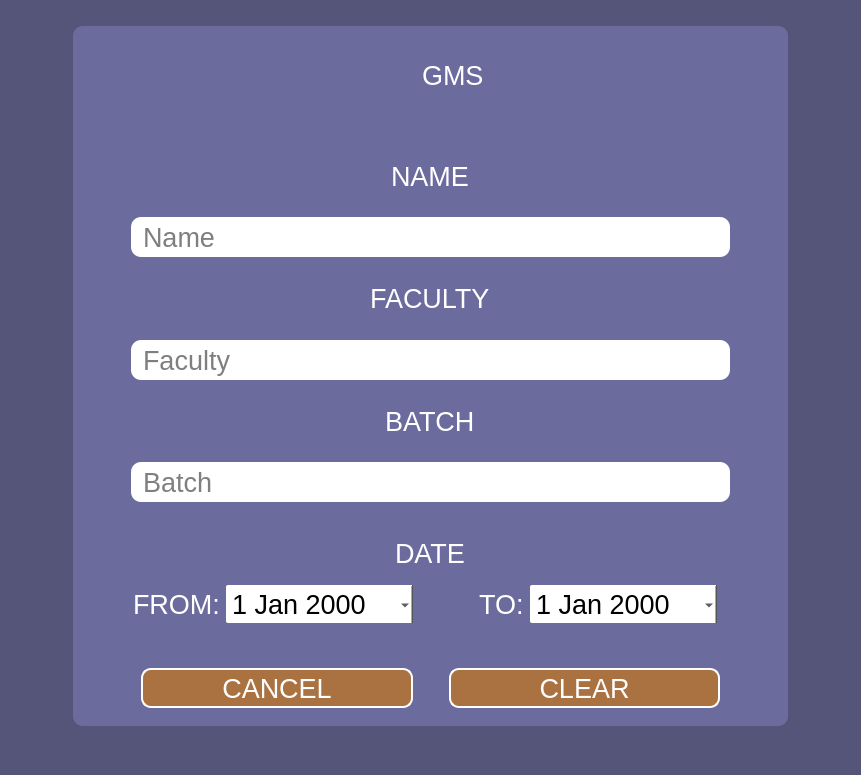
Qt form cancel_page.ui (Xen00n/GMS) before a commit.
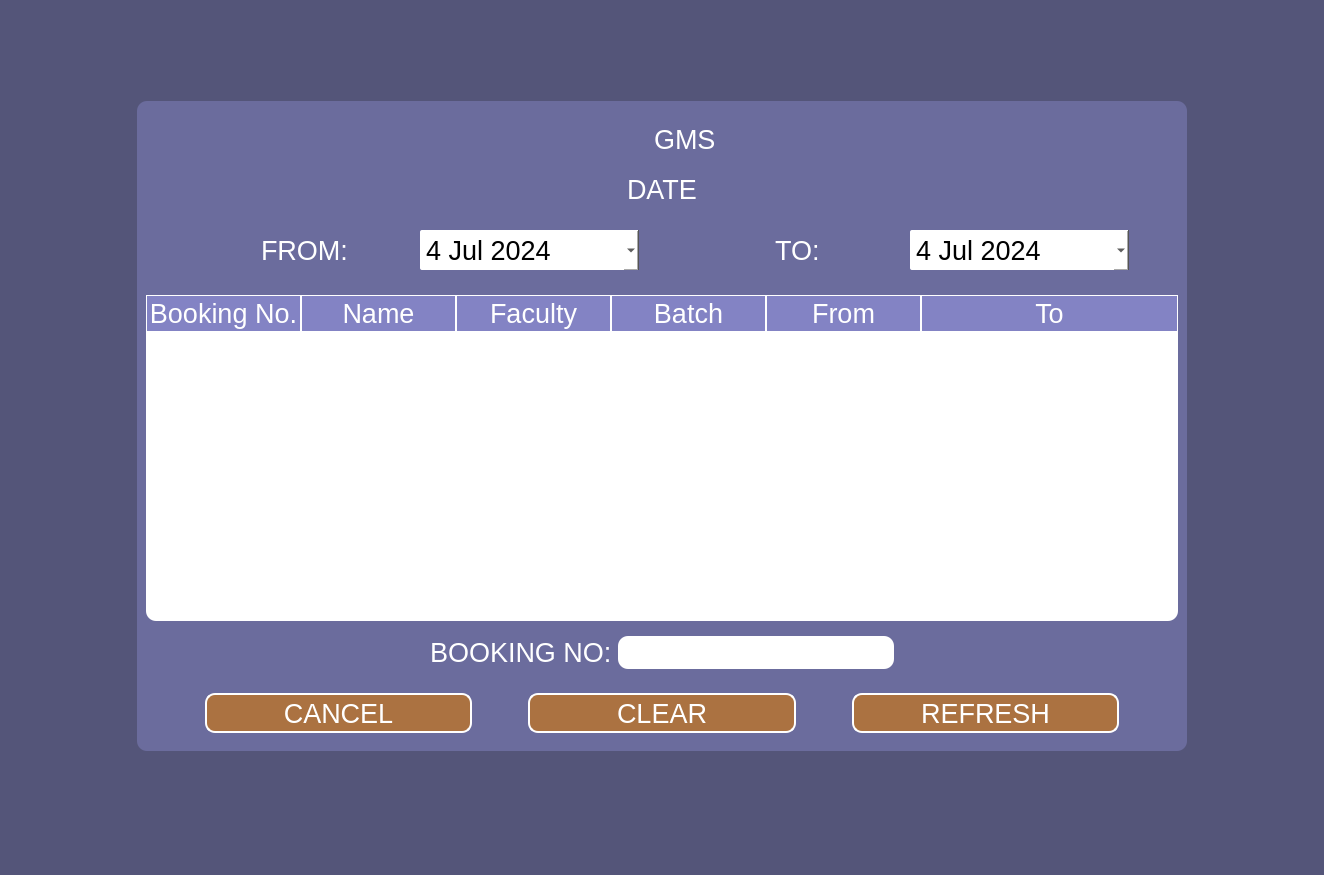
The same form after that commit. Icons and pictures are not drawn.

Commit message: ui cancel rambha

```diff
--- a/cancel_page.ui
+++ b/cancel_page.ui
@@ -6,8 +6,8 @@
    <rect>
     <x>0</x>
     <y>0</y>
-    <width>861</width>
-    <height>775</height>
+    <width>1324</width>
+    <height>875</height>
    </rect>
   </property>
   <property name="windowTitle">
@@ -21,21 +21,21 @@
     <item alignment="Qt::AlignHCenter|Qt::AlignVCenter">
      <widget class="QFrame" name="frame">
       <property name="sizePolicy">
-       <sizepolicy hsizetype="Fixed" vsizetype="Fixed">
+       <sizepolicy hsizetype="Maximum" vsizetype="Expanding">
         <horstretch>0</horstretch>
         <verstretch>0</verstretch>
        </sizepolicy>
       </property>
       <property name="minimumSize">
        <size>
-        <width>700</width>
-        <height>700</height>
+        <width>1050</width>
+        <height>650</height>
        </size>
       </property>
       <property name="maximumSize">
        <size>
-        <width>1200</width>
-        <height>1200</height>
+        <width>16777215</width>
+        <height>16777215</height>
        </size>
       </property>
       <property name="styleSheet">
@@ -56,12 +56,6 @@
       <layout class="QVBoxLayout" name="verticalLayout_2">
        <item alignment="Qt::AlignHCenter">
         <widget class="QFrame" name="frame_4">
-         <property name="minimumSize">
-          <size>
-           <width>0</width>
-           <height>80</height>
-          </size>
-         </property>
          <property name="styleSheet">
           <string notr="true">border: solid;
 border-width: 0px;
@@ -122,284 +116,10 @@
          </layout>
         </widget>
        </item>
-       <item>
-        <spacer name="verticalSpacer_2">
-         <property name="orientation">
-          <enum>Qt::Vertical</enum>
-         </property>
-         <property name="sizeType">
-          <enum>QSizePolicy::Fixed</enum>
-         </property>
-         <property name="sizeHint" stdset="0">
-          <size>
-           <width>20</width>
-           <height>29</height>
-          </size>
-         </property>
-        </spacer>
-       </item>
-       <item alignment="Qt::AlignHCenter">
-        <widget class="QLabel" name="_name">
-         <property name="styleSheet">
-          <string notr="true">color :rgb(255, 255, 255);
-font: 26pt &quot;Arial&quot;;</string>
-         </property>
-         <property name="text">
-          <string>NAME</string>
-         </property>
-         <property name="scaledContents">
-          <bool>false</bool>
-         </property>
-        </widget>
-       </item>
-       <item>
-        <widget class="QFrame" name="frame_5">
-         <property name="styleSheet">
-          <string notr="true">font-size:20pt;
-font: &quot;Arial&quot;;
-color: rgb(255, 255, 255);
-border: solid;
-border-width: 0px;
-border-radius: 10px;
-background-color:rgb(107, 108, 157);</string>
-         </property>
-         <property name="frameShape">
-          <enum>QFrame::StyledPanel</enum>
-         </property>
-         <property name="frameShadow">
-          <enum>QFrame::Raised</enum>
-         </property>
-         <layout class="QHBoxLayout" name="horizontalLayout_4">
-          <item>
-           <spacer name="horizontalSpacer_9">
-            <property name="orientation">
-             <enum>Qt::Horizontal</enum>
-            </property>
-            <property name="sizeType">
-             <enum>QSizePolicy::Fixed</enum>
-            </property>
-            <property name="sizeHint" stdset="0">
-             <size>
-              <width>40</width>
-              <height>20</height>
-             </size>
-            </property>
-           </spacer>
-          </item>
-          <item>
-           <widget class="QLineEdit" name="text_name">
-            <property name="minimumSize">
-             <size>
-              <width>0</width>
-              <height>40</height>
-             </size>
-            </property>
-            <property name="styleSheet">
-             <string notr="true">border-radius: 10px;
-background-color:white;
-color: rgb(0, 0, 0);
-padding-left:10px;
-font: 16px &quot;Arial&quot;;</string>
-            </property>
-            <property name="placeholderText">
-             <string>Name</string>
-            </property>
-           </widget>
-          </item>
-          <item>
-           <spacer name="horizontalSpacer_8">
-            <property name="orientation">
-             <enum>Qt::Horizontal</enum>
-            </property>
-            <property name="sizeType">
-             <enum>QSizePolicy::Fixed</enum>
-            </property>
-            <property name="sizeHint" stdset="0">
-             <size>
-              <width>40</width>
-              <height>20</height>
-             </size>
-            </property>
-           </spacer>
-          </item>
-         </layout>
-        </widget>
-       </item>
-       <item alignment="Qt::AlignHCenter">
-        <widget class="QLabel" name="_faculty">
-         <property name="styleSheet">
-          <string notr="true">font: 26pt &quot;Arial&quot;;</string>
-         </property>
-         <property name="text">
-          <string>FACULTY</string>
-         </property>
-        </widget>
-       </item>
-       <item>
-        <widget class="QFrame" name="frame_6">
-         <property name="styleSheet">
-          <string notr="true">font-size:20pt;
-font: &quot;Arial&quot;;
-color: rgb(255, 255, 255);
-border: solid;
-border-width: 0px;
-border-radius: 10px;
-background-color:rgb(107, 108, 157);</string>
-         </property>
-         <property name="frameShape">
-          <enum>QFrame::StyledPanel</enum>
-         </property>
-         <property name="frameShadow">
-          <enum>QFrame::Raised</enum>
-         </property>
-         <layout class="QHBoxLayout" name="horizontalLayout_5">
-          <item>
-           <spacer name="horizontalSpacer_11">
-            <property name="orientation">
-             <enum>Qt::Horizontal</enum>
-            </property>
-            <property name="sizeType">
-             <enum>QSizePolicy::Fixed</enum>
-            </property>
-            <property name="sizeHint" stdset="0">
-             <size>
-              <width>40</width>
-              <height>20</height>
-             </size>
-            </property>
-           </spacer>
-          </item>
-          <item>
-           <widget class="QLineEdit" name="text_faculty">
-            <property name="minimumSize">
-             <size>
-              <width>0</width>
-              <height>40</height>
-             </size>
-            </property>
-            <property name="styleSheet">
-             <string notr="true">border-radius: 10px;
-background-color:white;
-color: rgb(0, 0, 0);
-padding-left:10px;
-font: 16px &quot;Arial&quot;;</string>
-            </property>
-            <property name="placeholderText">
-             <string>Faculty</string>
-            </property>
-           </widget>
-          </item>
-          <item>
-           <spacer name="horizontalSpacer_10">
-            <property name="orientation">
-             <enum>Qt::Horizontal</enum>
-            </property>
-            <property name="sizeType">
-             <enum>QSizePolicy::Fixed</enum>
-            </property>
-            <property name="sizeHint" stdset="0">
-             <size>
-              <width>40</width>
-              <height>20</height>
-             </size>
-            </property>
-           </spacer>
-          </item>
-         </layout>
-        </widget>
-       </item>
-       <item alignment="Qt::AlignHCenter">
-        <widget class="QLabel" name="label_6">
-         <property name="styleSheet">
-          <string notr="true">font: 26pt &quot;Arial&quot;;</string>
-         </property>
-         <property name="text">
-          <string>BATCH</string>
-         </property>
-         <property name="margin">
-          <number>1</number>
-         </property>
-        </widget>
-       </item>
-       <item>
-        <widget class="QFrame" name="frame_7">
-         <property name="styleSheet">
-          <string notr="true">font-size:20pt;
-font: &quot;Arial&quot;;
-color: rgb(255, 255, 255);
-border: solid;
-border-width: 0px;
-border-radius: 10px;
-background-color:rgb(107, 108, 157);</string>
-         </property>
-         <property name="frameShape">
-          <enum>QFrame::StyledPanel</enum>
-         </property>
-         <property name="frameShadow">
-          <enum>QFrame::Raised</enum>
-         </property>
-         <layout class="QHBoxLayout" name="horizontalLayout_6">
-          <item>
-           <spacer name="horizontalSpacer_12">
-            <property name="orientation">
-             <enum>Qt::Horizontal</enum>
-            </property>
-            <property name="sizeType">
-             <enum>QSizePolicy::Fixed</enum>
-            </property>
-            <property name="sizeHint" stdset="0">
-             <size>
-              <width>40</width>
-              <height>20</height>
-             </size>
-            </property>
-           </spacer>
-          </item>
-          <item>
-           <widget class="QLineEdit" name="text_batch">
-            <property name="minimumSize">
-             <size>
-              <width>0</width>
-              <height>40</height>
-             </size>
-            </property>
-            <property name="styleSheet">
-             <string notr="true">border-radius: 10px;
-background-color:white;
-color: rgb(0, 0, 0);
-padding-left:10px;
-font: 16px &quot;Arial&quot;;
-</string>
-            </property>
-            <property name="placeholderText">
-             <string>Batch</string>
-            </property>
-           </widget>
-          </item>
-          <item>
-           <spacer name="horizontalSpacer_13">
-            <property name="orientation">
-             <enum>Qt::Horizontal</enum>
-            </property>
-            <property name="sizeType">
-             <enum>QSizePolicy::Fixed</enum>
-            </property>
-            <property name="sizeHint" stdset="0">
-             <size>
-              <width>40</width>
-              <height>20</height>
-             </size>
-            </property>
-           </spacer>
-          </item>
-         </layout>
-        </widget>
-       </item>
        <item alignment="Qt::AlignHCenter">
         <widget class="QLabel" name="label_3">
          <property name="styleSheet">
-          <string notr="true">padding-top: 20px;
-font: 26pt &quot;Arial&quot;;</string>
+          <string notr="true">font: 26pt &quot;Arial&quot;;</string>
          </property>
          <property name="text">
           <string>DATE</string>
@@ -421,14 +141,8 @@
           <enum>QFrame::Raised</enum>
          </property>
          <layout class="QHBoxLayout" name="horizontalLayout">
-          <property name="leftMargin">
-           <number>1</number>
-          </property>
-          <property name="rightMargin">
-           <number>12</number>
-          </property>
           <item>
-           <spacer name="horizontalSpacer_2">
+           <spacer name="horizontalSpacer">
             <property name="orientation">
              <enum>Qt::Horizontal</enum>
             </property>
@@ -437,7 +151,7 @@
             </property>
             <property name="sizeHint" stdset="0">
              <size>
-              <width>50</width>
+              <width>40</width>
               <height>20</height>
              </size>
             </property>
@@ -448,13 +162,7 @@
             <property name="minimumSize">
              <size>
               <width>0</width>
-              <height>40</height>
-             </size>
-            </property>
-            <property name="maximumSize">
-             <size>
-              <width>16777215</width>
-              <height>40</height>
+              <height>60</height>
              </size>
             </property>
             <property name="text">
@@ -464,6 +172,12 @@
           </item>
           <item>
            <widget class="QDateEdit" name="date_from">
+            <property name="minimumSize">
+             <size>
+              <width>0</width>
+              <height>40</height>
+             </size>
+            </property>
             <property name="styleSheet">
              <string notr="true">QDateEdit { 
 border: 0px solid gray; 
@@ -485,10 +199,17 @@
             <property name="calendarPopup">
              <bool>true</bool>
             </property>
+            <property name="date">
+             <date>
+              <year>2024</year>
+              <month>7</month>
+              <day>4</day>
+             </date>
+            </property>
            </widget>
           </item>
           <item>
-           <spacer name="horizontalSpacer">
+           <spacer name="horizontalSpacer_2">
             <property name="orientation">
              <enum>Qt::Horizontal</enum>
             </property>
@@ -497,7 +218,7 @@
             </property>
             <property name="sizeHint" stdset="0">
              <size>
-              <width>60</width>
+              <width>40</width>
               <height>20</height>
              </size>
             </property>
@@ -508,27 +229,21 @@
             <property name="minimumSize">
              <size>
               <width>0</width>
-              <height>40</height>
-             </size>
-            </property>
-            <property name="maximumSize">
-             <size>
-              <width>16777212</width>
-              <height>40</height>
+              <height>60</height>
              </size>
             </property>
             <property name="text">
-             <string>TO:</string>
+             <string> TO:</string>
             </property>
            </widget>
           </item>
           <item>
            <widget class="QDateEdit" name="date_to">
-            <property name="acceptDrops">
-             <bool>false</bool>
-            </property>
-            <property name="autoFillBackground">
-             <bool>false</bool>
+            <property name="minimumSize">
+             <size>
+              <width>0</width>
+              <height>40</height>
+             </size>
             </property>
             <property name="styleSheet">
              <string notr="true">QDateEdit { 
@@ -557,10 +272,17 @@
             <property name="calendarPopup">
              <bool>true</bool>
             </property>
+            <property name="date">
+             <date>
+              <year>2024</year>
+              <month>7</month>
+              <day>4</day>
+             </date>
+            </property>
            </widget>
           </item>
           <item>
-           <spacer name="horizontalSpacer_3">
+           <spacer name="horizontalSpacer_4">
             <property name="orientation">
              <enum>Qt::Horizontal</enum>
             </property>
@@ -569,7 +291,7 @@
             </property>
             <property name="sizeHint" stdset="0">
              <size>
-              <width>50</width>
+              <width>40</width>
               <height>20</height>
              </size>
             </property>
@@ -579,20 +301,178 @@
         </widget>
        </item>
        <item>
-        <spacer name="verticalSpacer">
-         <property name="orientation">
-          <enum>Qt::Vertical</enum>
+        <widget class="QTableWidget" name="tableWidget">
+         <property name="styleSheet">
+          <string notr="true">QHeaderView::section {
+        background-color: rgb(131, 131, 196);
+        color:#fff;
+        border: 1px solid white;
+        text-align:center;
+        border-radius:0px;
+}
+QHeaderView {
+        border: none;
+}
+QTableWidget {
+        alternate-background-color: #E4E4E4;
+        background-color: white;
+        selection-background-color:#1492E6;
+        selection-color:white;
+        color:black;
+}</string>
          </property>
-         <property name="sizeType">
-          <enum>QSizePolicy::Fixed</enum>
-         </property>
-         <property name="sizeHint" stdset="0">
+         <attribute name="horizontalHeaderDefaultSectionSize">
+          <number>155</number>
+         </attribute>
+         <attribute name="horizontalHeaderStretchLastSection">
+          <bool>true</bool>
+         </attribute>
+         <column>
+          <property name="text">
+           <string>Booking No.</string>
+          </property>
+         </column>
+         <column>
+          <property name="text">
+           <string>Name</string>
+          </property>
+         </column>
+         <column>
+          <property name="text">
+           <string>Faculty</string>
+          </property>
+         </column>
+         <column>
+          <property name="text">
+           <string>Batch</string>
+          </property>
+         </column>
+         <column>
+          <property name="text">
+           <string>From</string>
+          </property>
+         </column>
+         <column>
+          <property name="text">
+           <string>To</string>
+          </property>
+         </column>
+        </widget>
+       </item>
+       <item>
+        <widget class="QFrame" name="frame_5">
+         <property name="minimumSize">
           <size>
-           <width>10</width>
-           <height>20</height>
+           <width>0</width>
+           <height>50</height>
           </size>
          </property>
-        </spacer>
+         <property name="styleSheet">
+          <string notr="true">QPushButton
+{
+border-radius: 10px;
+border-color:rgb(255, 255, 255);
+border-style:solid;
+border-width:2px;
+font: 20px &quot;Arial&quot;;
+background-color: rgb(255, 255, 255);
+color: rgb(255, 255, 255);
+background-color: rgb(171, 114, 65);
+}
+
+QPushButton:hover{
+        background-color:rgba(134, 243, 210, 128);
+}
+QPushButton:pressed{
+        color:rgba(0, 0, 0, 66);
+        background-color:rgba(134, 243, 210, 64);
+}</string>
+         </property>
+         <property name="frameShape">
+          <enum>QFrame::StyledPanel</enum>
+         </property>
+         <property name="frameShadow">
+          <enum>QFrame::Raised</enum>
+         </property>
+         <layout class="QHBoxLayout" name="horizontalLayout_4">
+          <item>
+           <spacer name="horizontalSpacer_9">
+            <property name="orientation">
+             <enum>Qt::Horizontal</enum>
+            </property>
+            <property name="sizeHint" stdset="0">
+             <size>
+              <width>40</width>
+              <height>20</height>
+             </size>
+            </property>
+           </spacer>
+          </item>
+          <item>
+           <widget class="QLabel" name="label_6">
+            <property name="styleSheet">
+             <string notr="true">QPushButton
+{
+border-radius: 10px;
+border-color:rgb(255, 255, 255);
+border-style:solid;
+border-width:2px;
+font: 20px &quot;Arial&quot;;
+background-color: rgb(255, 255, 255);
+color: rgb(255, 255, 255);
+background-color: rgb(171, 114, 65);
+}
+
+QPushButton:hover{
+        background-color:rgba(134, 243, 210, 128);
+}
+QPushButton:pressed{
+        color:rgba(0, 0, 0, 66);
+        background-color:rgba(134, 243, 210, 64);
+}</string>
+            </property>
+            <property name="text">
+             <string>BOOKING NO:</string>
+            </property>
+           </widget>
+          </item>
+          <item>
+           <widget class="QLineEdit" name="lineEdit">
+            <property name="minimumSize">
+             <size>
+              <width>200</width>
+              <height>0</height>
+             </size>
+            </property>
+            <property name="maximumSize">
+             <size>
+              <width>700</width>
+              <height>16777215</height>
+             </size>
+            </property>
+            <property name="styleSheet">
+             <string notr="true">background-color:white;
+color:black;
+
+</string>
+            </property>
+           </widget>
+          </item>
+          <item>
+           <spacer name="horizontalSpacer_8">
+            <property name="orientation">
+             <enum>Qt::Horizontal</enum>
+            </property>
+            <property name="sizeHint" stdset="0">
+             <size>
+              <width>40</width>
+              <height>20</height>
+             </size>
+            </property>
+           </spacer>
+          </item>
+         </layout>
+        </widget>
        </item>
        <item>
         <widget class="QFrame" name="frame_3">
@@ -610,7 +490,7 @@
          </property>
          <layout class="QHBoxLayout" name="horizontalLayout_2">
           <item>
-           <spacer name="horizontalSpacer_4">
+           <spacer name="horizontalSpacer_5">
             <property name="orientation">
              <enum>Qt::Horizontal</enum>
             </property>
@@ -629,7 +509,7 @@
            <widget class="QPushButton" name="button_cancel">
             <property name="minimumSize">
              <size>
-              <width>0</width>
+              <width>200</width>
               <height>40</height>
              </size>
             </property>
@@ -660,7 +540,7 @@
            </widget>
           </item>
           <item>
-           <spacer name="horizontalSpacer_6">
+           <spacer name="horizontalSpacer_3">
             <property name="orientation">
              <enum>Qt::Horizontal</enum>
             </property>
@@ -669,7 +549,7 @@
             </property>
             <property name="sizeHint" stdset="0">
              <size>
-              <width>30</width>
+              <width>50</width>
               <height>20</height>
              </size>
             </property>
@@ -679,7 +559,7 @@
            <widget class="QPushButton" name="button_clear">
             <property name="minimumSize">
              <size>
-              <width>0</width>
+              <width>200</width>
               <height>40</height>
              </size>
             </property>
@@ -710,7 +590,57 @@
            </widget>
           </item>
           <item>
-           <spacer name="horizontalSpacer_5">
+           <spacer name="horizontalSpacer_6">
+            <property name="orientation">
+             <enum>Qt::Horizontal</enum>
+            </property>
+            <property name="sizeType">
+             <enum>QSizePolicy::Fixed</enum>
+            </property>
+            <property name="sizeHint" stdset="0">
+             <size>
+              <width>50</width>
+              <height>20</height>
+             </size>
+            </property>
+           </spacer>
+          </item>
+          <item>
+           <widget class="QPushButton" name="pushButton_3">
+            <property name="minimumSize">
+             <size>
+              <width>200</width>
+              <height>40</height>
+             </size>
+            </property>
+            <property name="styleSheet">
+             <string notr="true">QPushButton
+{
+border-radius: 10px;
+border-color:rgb(255, 255, 255);
+border-style:solid;
+border-width:2px;
+font: 20px &quot;Arial&quot;;
+background-color: rgb(255, 255, 255);
+color: rgb(255, 255, 255);
+background-color: rgb(171, 114, 65);
+}
+
+QPushButton:hover{
+        background-color:rgba(134, 243, 210, 128);
+}
+QPushButton:pressed{
+        color:rgba(0, 0, 0, 66);
+        background-color:rgba(134, 243, 210, 64);
+}</string>
+            </property>
+            <property name="text">
+             <string>REFRESH</string>
+            </property>
+           </widget>
+          </item>
+          <item>
+           <spacer name="horizontalSpacer_7">
             <property name="orientation">
              <enum>Qt::Horizontal</enum>
             </property>
```
Left out of the diff: 44 changed lines with no effect on the pictures. The commit also changes 1 other file.
